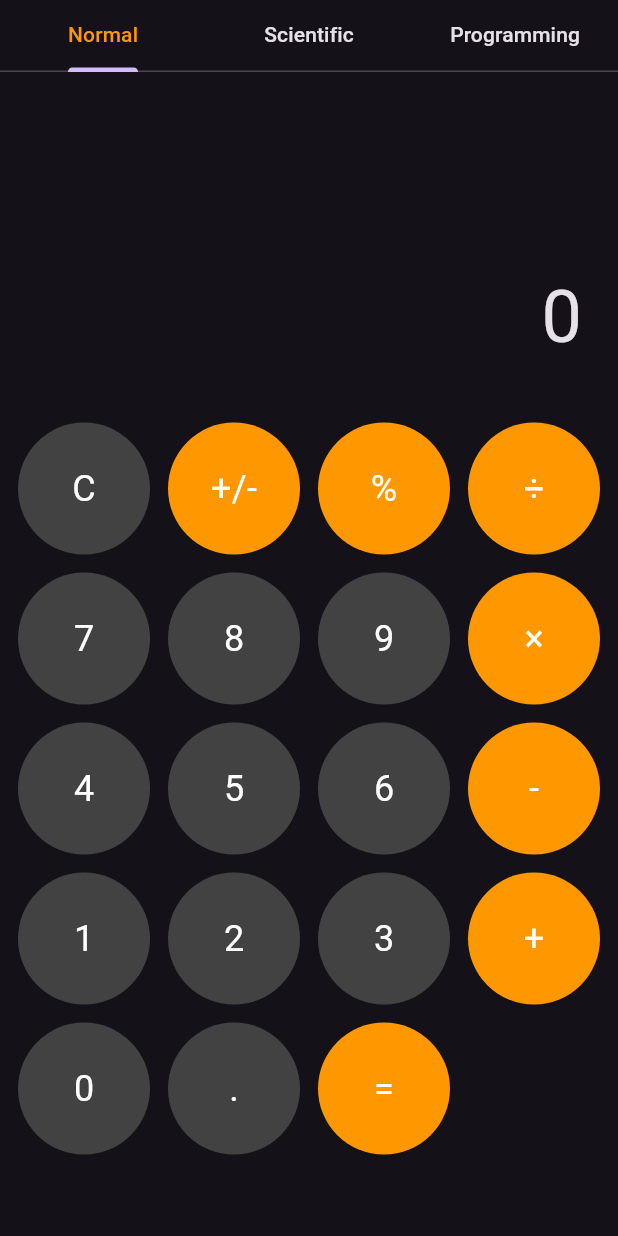
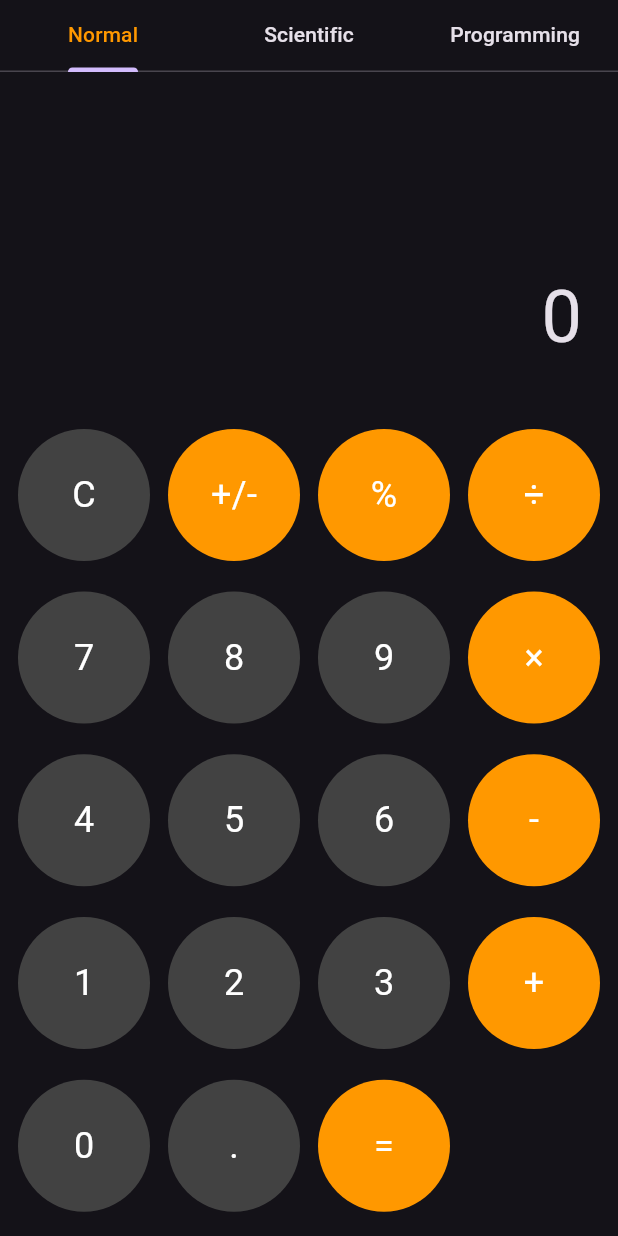
Before and after one commit to avishkaindunil/flutter_app, a Flutter app: the CalculatorPage widget shown alone on an empty page, opened directly, on a phone screen of 412 x 824 dp. Run offline on Flutter 3.47's test engine with Material 3 defaults, Android fonts, the phone set to English and light mode, and no system bars; our stand-ins replace camera.

Commit message:
update take photo functionality

```diff
--- a/lib/calculator/calculator_page.dart
+++ b/lib/calculator/calculator_page.dart
@@ -12,6 +12,7 @@ class _CalculatorPageState extends State<CalculatorPage> {
   String _expression = '';
   String _display = '0';
   bool _shouldClear = false;
+
   static const List<String> _buttons = [
     'C', '+/-', '%', '÷',
     '7', '8', '9', '×',
@@ -95,14 +96,18 @@ class _CalculatorPageState extends State<CalculatorPage> {
           TabBar(
             labelColor: Colors.orange,
             unselectedLabelColor: Theme.of(context).textTheme.bodySmall!.color,
-            tabs: const [Tab(text: 'Normal'), Tab(text: 'Scientific'), Tab(text: 'Programming')],
+            tabs: const [
+              Tab(text: 'Normal'),
+              Tab(text: 'Scientific'),
+              Tab(text: 'Programming'),
+            ],
           ),
           Expanded(
             child: TabBarView(
               children: [
                 _buildNormalMode(context),
-                Center(child: Text('Scientific mode pending', style: TextStyle(color: Theme.of(context).textTheme.bodySmall!.color))),
-                Center(child: Text('Programming mode pending', style: TextStyle(color: Theme.of(context).textTheme.bodySmall!.color))),
+                Center(child: Text('', style: TextStyle(color: Theme.of(context).textTheme.bodySmall!.color))),
+                Center(child: Text('', style: TextStyle(color: Theme.of(context).textTheme.bodySmall!.color))),
               ],
             ),
           ),
@@ -112,6 +117,19 @@ class _CalculatorPageState extends State<CalculatorPage> {
   }
 
   Widget _buildNormalMode(BuildContext context) {
+    return LayoutBuilder(
+      builder: (context, constraints) {
+        final width = constraints.maxWidth;
+        final height = constraints.maxHeight;
+        const double spacing = 12;
+        const double padding = 12;
+        // Calculate available grid height based on flex ratio
+        const int rows = 5;
+        final gridHeight = constraints.maxHeight * 5 / (2 + 5); // grid takes flex 5 of total flex 7
+        final cellWidth = (width - (spacing * 3) - (padding * 2)) / 4;
+        final cellHeight = (gridHeight - (spacing * (rows - 1)) - (padding * 2)) / rows;
+        final childAspectRatio = cellWidth / cellHeight;
+
         return Column(
           children: [
             Expanded(
@@ -119,25 +137,53 @@ class _CalculatorPageState extends State<CalculatorPage> {
               child: Container(
                 alignment: Alignment.bottomRight,
                 padding: const EdgeInsets.all(24),
-            child: Text('$_expression$_display', style: TextStyle(fontSize: 48, color: Theme.of(context).textTheme.bodyLarge!.color)),
+                child: Text(
+                  '$_expression$_display',
+                  style: TextStyle(
+                    fontSize: 48,
+                    color: Theme.of(context).textTheme.bodyLarge!.color,
+                  ),
+                ),
               ),
             ),
             Expanded(
               flex: 5,
               child: GridView.builder(
-            padding: const EdgeInsets.all(12),
-            gridDelegate: const SliverGridDelegateWithFixedCrossAxisCount(crossAxisCount: 4, crossAxisSpacing: 12, mainAxisSpacing: 12),
+                padding: const EdgeInsets.all(padding),
+                physics: const NeverScrollableScrollPhysics(),
+                gridDelegate: SliverGridDelegateWithFixedCrossAxisCount(
+                  crossAxisCount: 4,
+                  crossAxisSpacing: spacing,
+                  mainAxisSpacing: spacing,
+                  childAspectRatio: childAspectRatio,
+                ),
                 itemCount: _buttons.length,
                 itemBuilder: (_, i) {
-              final lbl = _buttons[i]; if (lbl.isEmpty) return const SizedBox.shrink();
-              final isOp = ['÷','×','-','+','=','%','+/-'].contains(lbl);
-              final bg = isOp ? Colors.orange : (Theme.of(context).brightness == Brightness.dark ? Colors.grey[800]! : Colors.grey[300]!);
-              final fg = isOp ? Colors.white : (Theme.of(context).brightness == Brightness.dark ? Colors.white : Colors.black);
-              return CalculatorButton(label: lbl, color: bg, textColor: fg, onTap: () => _onButtonPressed(lbl));
+                  final lbl = _buttons[i];
+                  if (lbl.isEmpty) return const SizedBox.shrink();
+                  final isOp = ['÷', '×', '-', '+', '=', '%', '+/-'].contains(lbl);
+                  final bg = isOp
+                      ? Colors.orange
+                      : Theme.of(context).brightness == Brightness.dark
+                      ? Colors.grey[800]!
+                      : Colors.grey[300]!;
+                  final fg = isOp
+                      ? Colors.white
+                      : Theme.of(context).brightness == Brightness.dark
+                      ? Colors.white
+                      : Colors.black;
+                  return CalculatorButton(
+                    label: lbl,
+                    color: bg,
+                    textColor: fg,
+                    onTap: () => _onButtonPressed(lbl),
+                  );
                 },
               ),
             ),
           ],
         );
+      },
+    );
   }
 }
--- a/pubspec.yaml
+++ b/pubspec.yaml
@@ -34,6 +34,9 @@ dependencies:
   # The following adds the Cupertino Icons font to your application.
   # Use with the CupertinoIcons class for iOS style icons.
   cupertino_icons: ^1.0.8
+  camera: ^0.11.1
+  path_provider: ^2.1.5
+  path: ^1.9.1
 
 dev_dependencies:
   flutter_test:
```
Also changed, not shown: lib/home/home_grid.dart (+17 -3 lines), lib/home/home_screen.dart (+12 -2 lines), lib/main.dart (+10 -6 lines), lib/takephoto/take_photo.dart (added, +89 -0 lines), pubspec.lock, 1 other file. Lines whose indentation alone changed are shown as unchanged.
